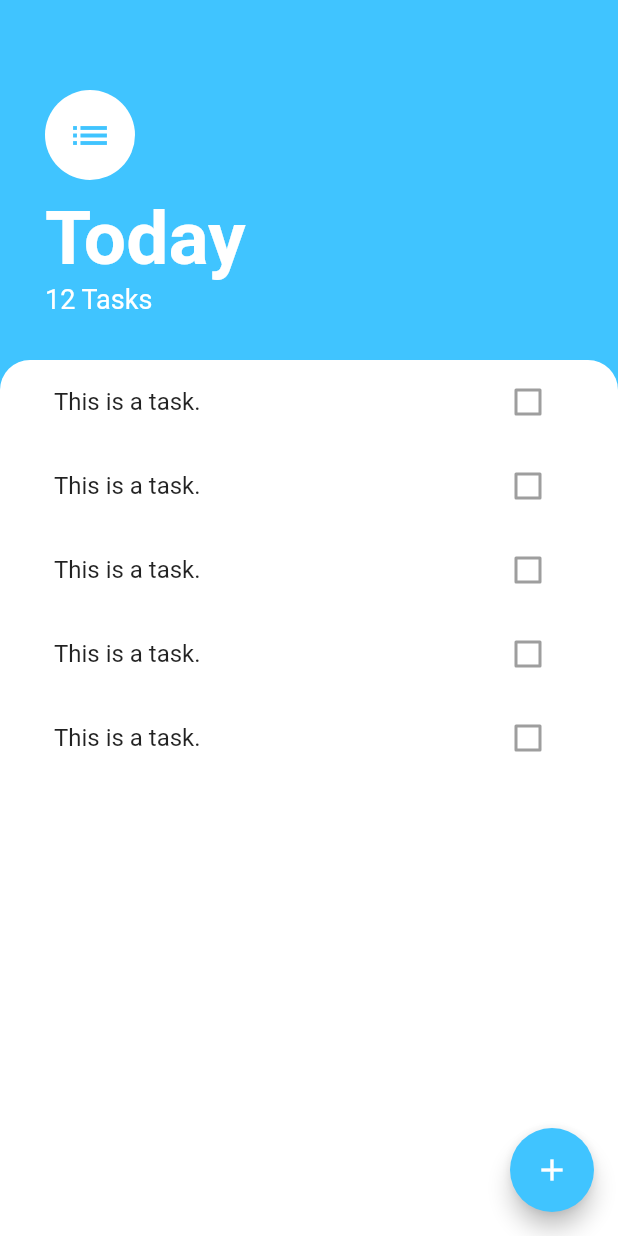
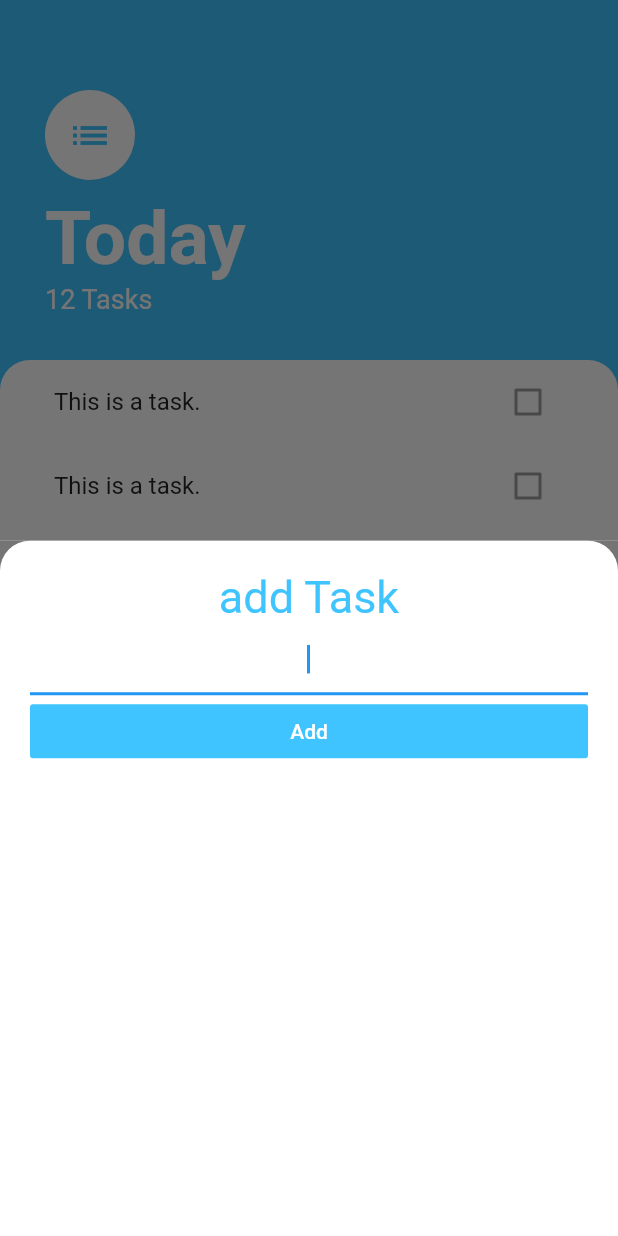
Before and after one commit to fghjjkl32/today_flutter, a Flutter app: the screen it shows after launch, after a tap on the "add" icon, on a phone screen of 412 x 824 dp. Run offline on Flutter 3.47's test engine with Material 2 defaults, Android fonts, the phone set to English and light mode, and no system bars.

```diff
--- /dev/null
+++ b/lib/screens/add_task_screen.dart
@@ -0,0 +1,45 @@
+import 'package:flutter/material.dart';
+
+class AddTaskScreen extends StatelessWidget {
+  @override
+  Widget build(BuildContext context) {
+    return Container(
+      color: Color(0xFF757575),
+      child: Container(
+        padding: EdgeInsets.all(20),
+        decoration: BoxDecoration(
+          color: Colors.white,
+          borderRadius: BorderRadius.only(
+            topRight: Radius.circular(20),
+            topLeft: Radius.circular(20),
+          ),
+        ),
+        child: Column(
+          crossAxisAlignment: CrossAxisAlignment.stretch,
+          children: [
+            Text(
+              "add Task",
+              textAlign: TextAlign.center,
+              style: TextStyle(
+                fontSize: 30,
+                color: Colors.lightBlueAccent,
+              ),
+            ),
+            TextField(
+              autofocus: true,
+              textAlign: TextAlign.center,
+            ),
+            FlatButton(
+              onPressed: () {},
+              child: Text(
+                "Add",
+                style: TextStyle(color: Colors.white),
+              ),
+              color: Colors.lightBlueAccent,
+            ),
+          ],
+        ),
+      ),
+    );
+  }
+}
--- a/lib/screens/tasks_screen.dart
+++ b/lib/screens/tasks_screen.dart
@@ -1,5 +1,6 @@
 import 'package:flutter/material.dart';
 import 'package:today_flutter/widgets/task_list.dart';
+import 'package:today_flutter/screens/add_task_screen.dart';
 
 class TasksScreen extends StatelessWidget {
   @override
@@ -8,7 +9,11 @@ class TasksScreen extends StatelessWidget {
       backgroundColor: Colors.lightBlueAccent,
       floatingActionButton: FloatingActionButton(
         backgroundColor: Colors.lightBlueAccent,
-        onPressed: () {},
+        onPressed: () {
+          showModalBottomSheet(
+              context: context,
+              builder: (BuildContext context) => AddTaskScreen());
+        },
         child: Icon(Icons.add),
       ),
       body: Column(
--- a/lib/widgets/task_list.dart
+++ b/lib/widgets/task_list.dart
@@ -11,6 +11,12 @@ class TasksList extends StatelessWidget {
         TaskTile(),
         TaskTile(),
         TaskTile(),
+        TaskTile(),
+        TaskTile(),
+        TaskTile(),
+        TaskTile(),
+        TaskTile(),
+        TaskTile(),
       ],
     );
   }
```
